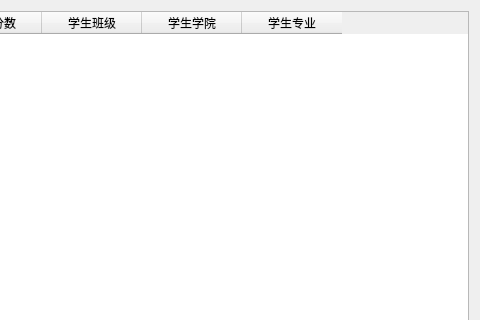
Above: untitled1/teamanagescore.ui from 2018876441/C-_project before the change; both pictures show x 370 to 850 and y 0 to 320 of the 850 by 478 pixel window. Below: the same form after it.
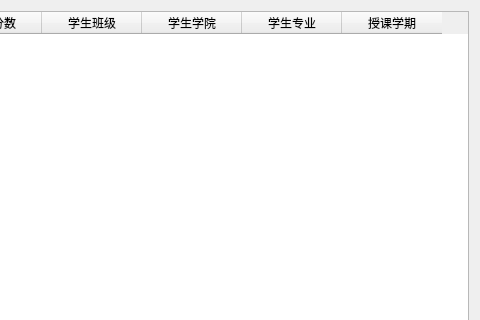
That is the form after the change. Icons and pictures are not drawn.

```diff
--- a/untitled1/teamanagescore.ui
+++ b/untitled1/teamanagescore.ui
@@ -66,6 +66,11 @@
        <string>学生专业</string>
       </property>
      </column>
+     <column>
+      <property name="text">
+       <string>授课学期</string>
+      </property>
+     </column>
     </widget>
    </item>
   </layout>
```
